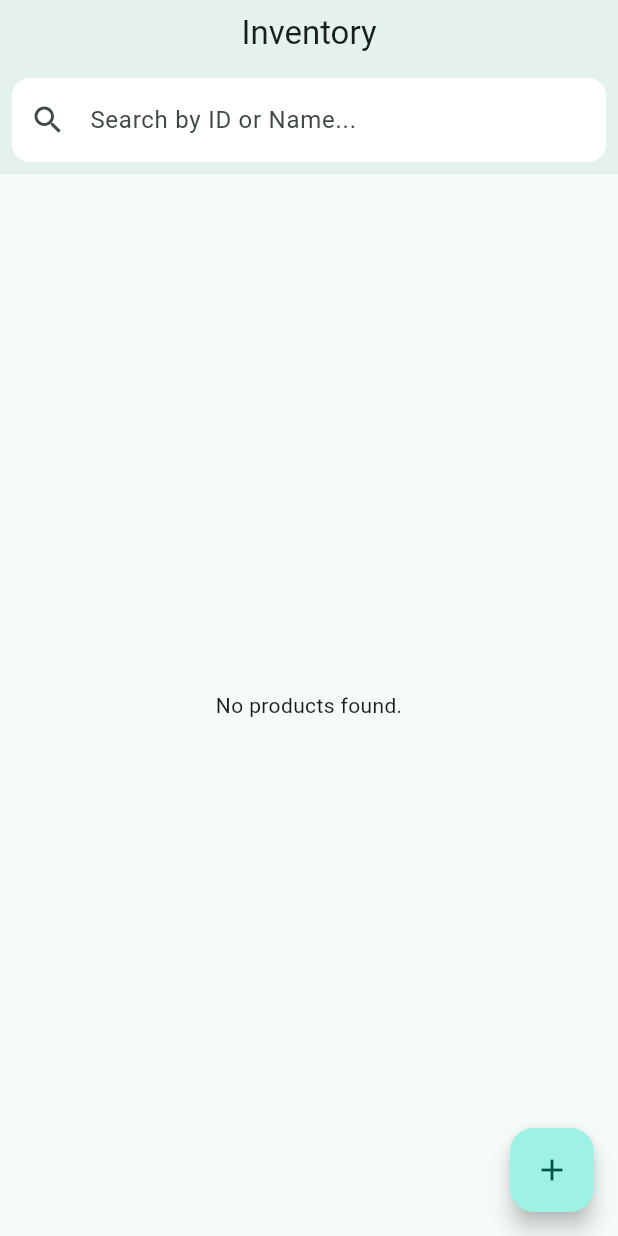
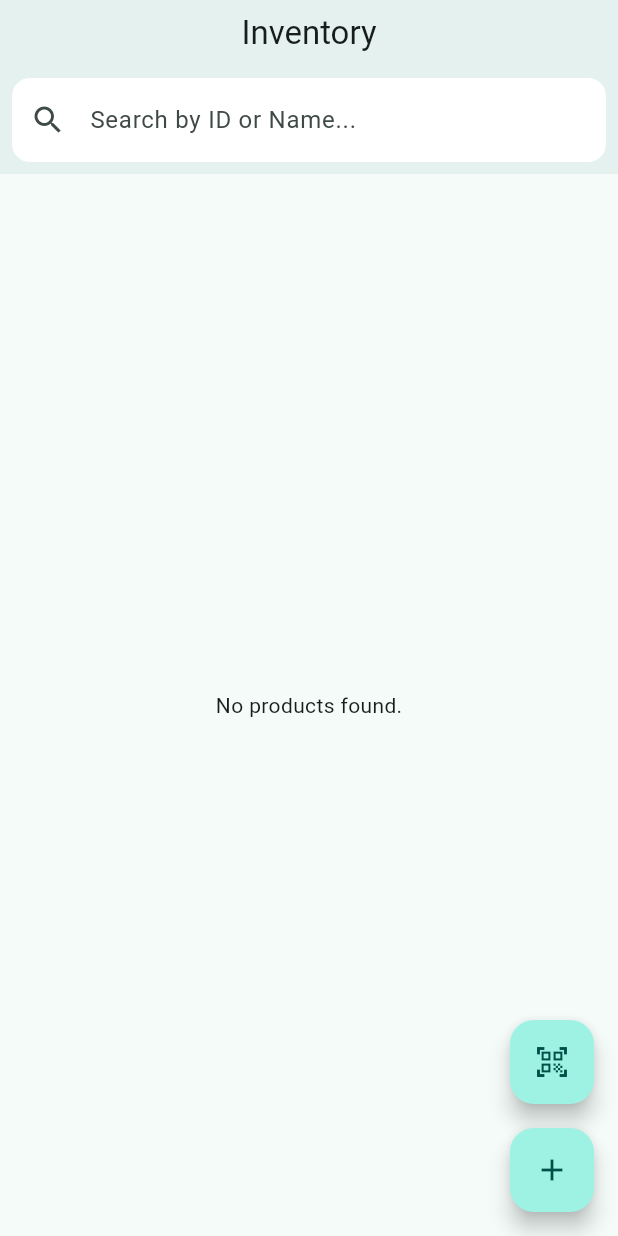
Before and after one commit to faiquefaizal/algobotix-inventory, a Flutter app: the screen it shows after launch, on a phone screen of 412 x 824 dp. Run offline on Flutter 3.47's test engine with Material 3 defaults, Android fonts, the phone set to English and light mode, and no system bars; our stand-ins replace equatable, flutter_bloc, image_picker, permission_handler, sqflite; missing offline and left inert: mobile_scanner; accounts and stored records are empty.

Commit message:
Refactor: Moved theme to core/theme/app_theme.dart

```diff
--- /dev/null
+++ b/lib/core/theme/app_theme.dart
@@ -0,0 +1,13 @@
+import 'package:flutter/material.dart';
+
+class AppTheme {
+  static final ThemeData lightTheme = ThemeData(
+    colorScheme: ColorScheme.fromSeed(seedColor: Colors.teal),
+    useMaterial3: true,
+    appBarTheme: const AppBarTheme(centerTitle: true, elevation: 2),
+    cardTheme: CardThemeData(
+      elevation: 3,
+      shape: RoundedRectangleBorder(borderRadius: BorderRadius.circular(12)),
+    ),
+  );
+}
--- a/lib/main.dart
+++ b/lib/main.dart
@@ -2,6 +2,7 @@ import 'package:flutter/material.dart';
 import 'package:flutter_bloc/flutter_bloc.dart';
 import 'blocs/product/product_bloc.dart';
 import 'blocs/product/product_event.dart';
+import 'core/theme/app_theme.dart';
 import 'screens/home_screen.dart';
 
 void main() {
@@ -20,17 +21,7 @@ class MyApp extends StatelessWidget {
       child: MaterialApp(
         title: 'AlgoBotix Inventory',
         debugShowCheckedModeBanner: false,
-        theme: ThemeData(
-          colorScheme: ColorScheme.fromSeed(seedColor: Colors.teal),
-          useMaterial3: true,
-          appBarTheme: const AppBarTheme(centerTitle: true, elevation: 2),
-          cardTheme: CardTheme(
-            elevation: 3,
-            shape: RoundedRectangleBorder(
-              borderRadius: BorderRadius.circular(12),
-            ),
-          ),
-        ),
+        theme: AppTheme.lightTheme,
         home: const HomeScreen(),
       ),
     );
--- a/lib/screens/home_screen.dart
+++ b/lib/screens/home_screen.dart
@@ -5,6 +5,7 @@ import '../blocs/product/product_event.dart';
 import '../blocs/product/product_state.dart';
 import '../widgets/product_card.dart';
 import 'add_edit_product_screen.dart';
+import 'qr_scanner_screen.dart';
 
 class HomeScreen extends StatelessWidget {
   const HomeScreen({super.key});
@@ -56,7 +57,33 @@ class HomeScreen extends StatelessWidget {
           return const SizedBox.shrink();
         },
       ),
-      floatingActionButton: FloatingActionButton(
+      floatingActionButton: Column(
+        mainAxisSize: MainAxisSize.min,
+        children: [
+          FloatingActionButton(
+            heroTag: 'scan_qr',
+            onPressed: () async {
+              final result = await Navigator.push(
+                context,
+                MaterialPageRoute(
+                  builder: (context) => const QRScannerScreen(),
+                ),
+              );
+              if (result != null && result is String) {
+                // Search for the product
+                if (context.mounted) {
+                  context.read<ProductBloc>().add(SearchProducts(result));
+                  ScaffoldMessenger.of(
+                    context,
+                  ).showSnackBar(SnackBar(content: Text("Scanned: $result")));
+                }
+              }
+            },
+            child: const Icon(Icons.qr_code_scanner),
+          ),
+          const SizedBox(height: 16),
+          FloatingActionButton(
+            heroTag: 'add_product',
             onPressed: () {
               Navigator.push(
                 context,
@@ -67,6 +94,8 @@ class HomeScreen extends StatelessWidget {
             },
             child: const Icon(Icons.add),
           ),
+        ],
+      ),
     );
   }
 }
```
Also changed, not shown: lib/screens/history_screen.dart (added, +55 -0 lines), lib/screens/product_details_screen.dart (+17 -0 lines), lib/screens/qr_scanner_screen.dart (added, +47 -0 lines), 1 other file. Lines whose indentation alone changed are shown as unchanged.
